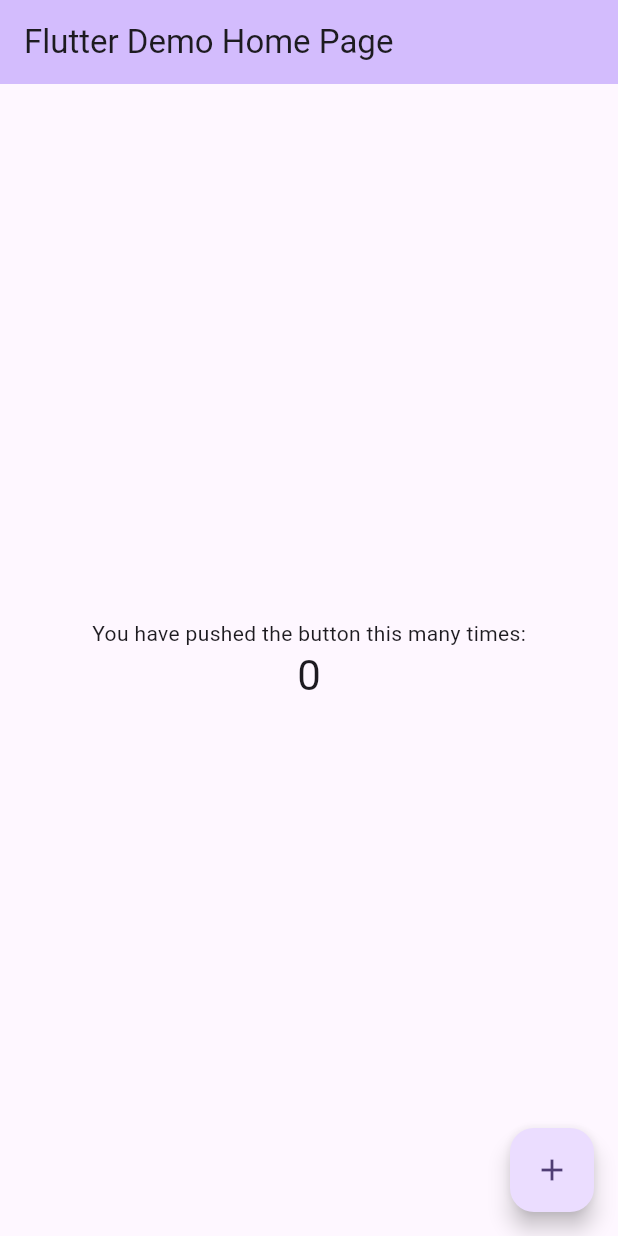
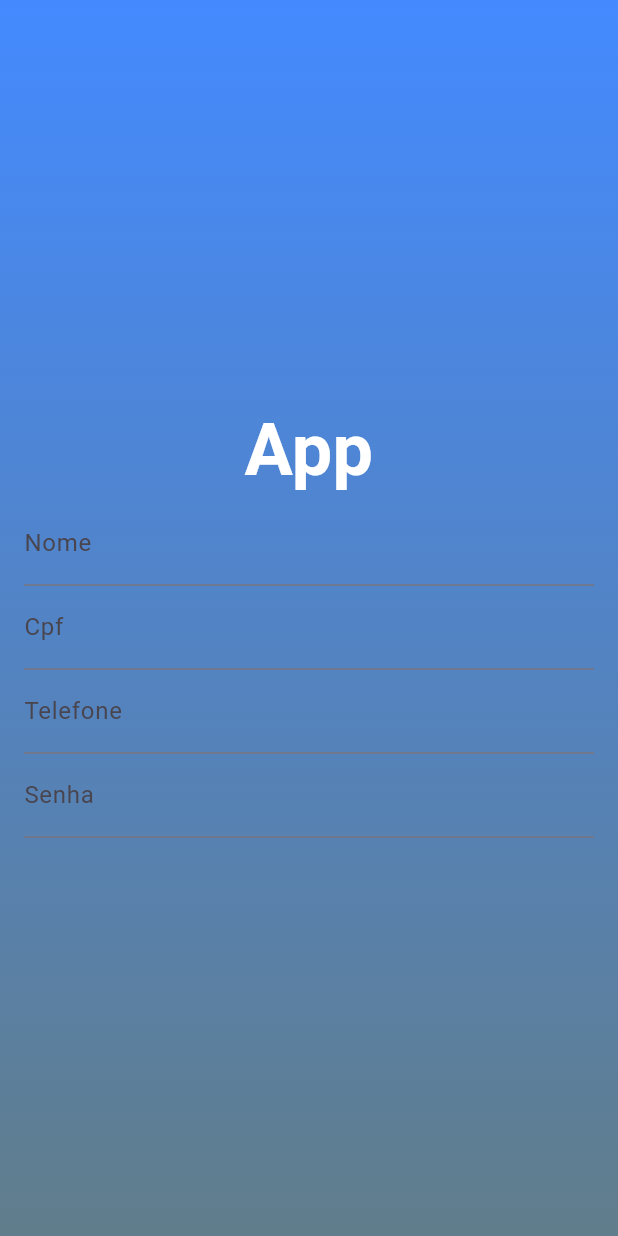
Before and after one commit to CaueYanagihara/DDM_HoraCerta, a Flutter app: the screen it shows after launch, on a phone screen of 412 x 824 dp. Run offline on Flutter 3.47's test engine with Material 3 defaults, Android fonts, the phone set to English and light mode, and no system bars; our stand-ins replace sqflite; accounts and stored records are empty.

Commit message:
Checkpoint: iniciado o formulario.

```diff
--- a/hora_certa/lib/app/main.dart
+++ b/hora_certa/lib/app/main.dart
@@ -1,125 +1,23 @@
 import 'package:flutter/material.dart';
+import 'package:hora_certa/app/paginas/pagina_inicio.dart';
+import 'package:hora_certa/app/paginas/pagina_registro.dart';
 
 void main() {
-  runApp(const MyApp());
+  runApp(MyApp());
 }
 
 class MyApp extends StatelessWidget {
-  const MyApp({super.key});
-
-  // This widget is the root of your application.
   @override
   Widget build(BuildContext context) {
     return MaterialApp(
       title: 'Flutter Demo',
       theme: ThemeData(
-        // This is the theme of your application.
-        //
-        // TRY THIS: Try running your application with "flutter run". You'll see
-        // the application has a blue toolbar. Then, without quitting the app,
-        // try changing the seedColor in the colorScheme below to Colors.green
-        // and then invoke "hot reload" (save your changes or press the "hot
-        // reload" button in a Flutter-supported IDE, or press "r" if you used
-        // the command line to start the app).
-        //
-        // Notice that the counter didn't reset back to zero; the application
-        // state is not lost during the reload. To reset the state, use hot
-        // restart instead.
-        //
-        // This works for code too, not just values: Most code changes can be
-        // tested with just a hot reload.
-        colorScheme: ColorScheme.fromSeed(seedColor: Colors.deepPurple),
-        useMaterial3: true,
+        primarySwatch: Colors.blue,
       ),
-      home: const MyHomePage(title: 'Flutter Demo Home Page'),
+      routes: {
+        '/':(_) => PaginaRegistro(),
+        '/Inicio':(_) => PaginaInicio(),
+      },
     );
   }
 }
-
-class MyHomePage extends StatefulWidget {
-  const MyHomePage({super.key, required this.title});
-
-  // This widget is the home page of your application. It is stateful, meaning
-  // that it has a State object (defined below) that contains fields that affect
-  // how it looks.
-
-  // This class is the configuration for the state. It holds the values (in this
-  // case the title) provided by the parent (in this case the App widget) and
-  // used by the build method of the State. Fields in a Widget subclass are
-  // always marked "final".
-
-  final String title;
-
-  @override
-  State<MyHomePage> createState() => _MyHomePageState();
-}
-
-class _MyHomePageState extends State<MyHomePage> {
-  int _counter = 0;
-
-  void _incrementCounter() {
-    setState(() {
-      // This call to setState tells the Flutter framework that something has
-      // changed in this State, which causes it to rerun the build method below
-      // so that the display can reflect the updated values. If we changed
-      // _counter without calling setState(), then the build method would not be
-      // called again, and so nothing would appear to happen.
-      _counter++;
-    });
-  }
-
-  @override
-  Widget build(BuildContext context) {
-    // This method is rerun every time setState is called, for instance as done
-    // by the _incrementCounter method above.
-    //
-    // The Flutter framework has been optimized to make rerunning build methods
-    // fast, so that you can just rebuild anything that needs updating rather
-    // than having to individually change instances of widgets.
-    return Scaffold(
-      appBar: AppBar(
-        // TRY THIS: Try changing the color here to a specific color (to
-        // Colors.amber, perhaps?) and trigger a hot reload to see the AppBar
-        // change color while the other colors stay the same.
-        backgroundColor: Theme.of(context).colorScheme.inversePrimary,
-        // Here we take the value from the MyHomePage object that was created by
-        // the App.build method, and use it to set our appbar title.
-        title: Text(widget.title),
-      ),
-      body: Center(
-        // Center is a layout widget. It takes a single child and positions it
-        // in the middle of the parent.
-        child: Column(
-          // Column is also a layout widget. It takes a list of children and
-          // arranges them vertically. By default, it sizes itself to fit its
-          // children horizontally, and tries to be as tall as its parent.
-          //
-          // Column has various properties to control how it sizes itself and
-          // how it positions its children. Here we use mainAxisAlignment to
-          // center the children vertically; the main axis here is the vertical
-          // axis because Columns are vertical (the cross axis would be
-          // horizontal).
-          //
-          // TRY THIS: Invoke "debug painting" (choose the "Toggle Debug Paint"
-          // action in the IDE, or press "p" in the console), to see the
-          // wireframe for each widget.
-          mainAxisAlignment: MainAxisAlignment.center,
-          children: <Widget>[
-            const Text(
-              'You have pushed the button this many times:',
-            ),
-            Text(
-              '$_counter',
-              style: Theme.of(context).textTheme.headlineMedium,
-            ),
-          ],
-        ),
-      ),
-      floatingActionButton: FloatingActionButton(
-        onPressed: _incrementCounter,
-        tooltip: 'Increment',
-        child: const Icon(Icons.add),
-      ), // This trailing comma makes auto-formatting nicer for build methods.
-    );
-  }
-}
--- /dev/null
+++ b/hora_certa/lib/app/paginas/pagina_inicio.dart
@@ -0,0 +1,22 @@
+import 'package:flutter/material.dart';
+
+class PaginaInicio extends StatelessWidget{
+  const PaginaInicio({Key? key}) : super(key: key);
+
+  @override
+  Widget build(BuildContext context) {
+    return Scaffold(
+      appBar: AppBar(
+        title: const Text('Inicio'),
+      ),
+      body: Center(
+        child: TextButton(
+          onPressed: (){
+            Navigator.pushNamed(context, '/cadastro');
+          },
+          child: Text('Iniciar Cadastro')
+        ),
+      ),
+    );
+  }
+}
--- /dev/null
+++ b/hora_certa/lib/app/paginas/pagina_registro.dart
@@ -0,0 +1,66 @@
+import 'package:flutter/material.dart';
+
+class PaginaRegistro extends StatefulWidget {
+  const PaginaRegistro({super.key});
+
+  @override
+  State<PaginaRegistro> createState() => _PaginaRegistroState();
+}
+
+class _PaginaRegistroState extends State<PaginaRegistro> {
+  @override
+  Widget build(BuildContext context) {
+    return Scaffold(
+      backgroundColor: Colors.blue,
+      body: Stack(
+        children: [
+          Container(
+            decoration: const BoxDecoration(
+              gradient: LinearGradient(
+                begin: Alignment.topCenter,
+                end: Alignment.bottomCenter,
+                colors: [
+                  Colors.blueAccent,
+                  Colors.blueGrey
+                ],
+              )
+            ),
+          ),
+          Padding(
+            padding: const EdgeInsets.all(16.0),
+            child: Form(
+              child: Column(
+                mainAxisAlignment: MainAxisAlignment.center,
+                crossAxisAlignment: CrossAxisAlignment.stretch,
+                children: [
+                  const Text(
+                    "App",
+                    textAlign: TextAlign.center,
+                    style: TextStyle(
+                      fontSize: 48,
+                      fontWeight: FontWeight.bold,
+                      color: Colors.white,
+                    ),
+                    ),
+                  TextFormField(
+                    decoration: InputDecoration(label: Text("Nome")),
+                    ),
+                  TextFormField(
+                    decoration: InputDecoration(label: Text("Cpf")),
+                    ),
+                  TextFormField(
+                    decoration: InputDecoration(label: Text("Telefone")),
+                    ),
+                  TextFormField(
+                    decoration: InputDecoration(label: Text("Senha")),
+                    obscureText: true,
+                    ),
+                ],
+              ),
+            ),
+          )
+        ],
+      )
+    );
+  }
+}
```
Also changed, not shown: 2 other files.
